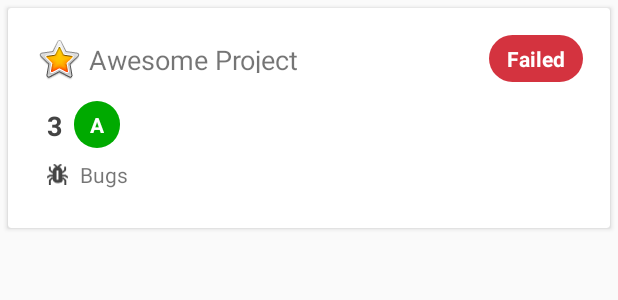
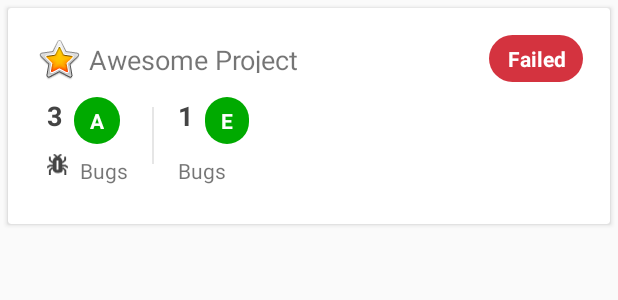
Before and after one commit to henryju/shipit2018-sonarcloud-android, an Android app: the layout activity_projects_page.xml on its own in the app's theme, with its tools: preview values and no code run, on a phone screen of 412 x 824 dp. Shown: the top 300 px of the screen. Run offline under Robolectric (Android 15) with nearby library versions, the phone set to English and light mode, and no system bars; network calls fail.

Commit message:
Design improvement

```diff
--- /dev/null
+++ b/app/src/main/res/drawable/separator_line.xml
@@ -0,0 +1,9 @@
+<?xml version="1.0" encoding="utf-8"?>
+<shape xmlns:android="http://schemas.android.com/apk/res/android"
+    android:shape="line">
+    <stroke android:width="1dp"/>
+    <size android:height="2dp" />
+    <stroke
+        android:width="1dp"
+        android:color="#cccccc" />
+</shape>
--- a/app/src/main/res/layout/activity_projects_page.xml
+++ b/app/src/main/res/layout/activity_projects_page.xml
@@ -28,6 +28,7 @@
                 android:layout_marginTop="8dp"
                 android:background="@drawable/chip_quality_gate"
                 android:text="Failed"
+                android:textAlignment="center"
                 android:textColor="@android:color/white"
                 android:textStyle="bold"
                 app:layout_constraintEnd_toEndOf="parent"
@@ -55,6 +56,27 @@
                 app:layout_constraintStart_toEndOf="@+id/FavoriteIcon"
                 app:layout_constraintTop_toTopOf="parent" />
 
+            <android.support.constraint.ConstraintLayout
+                android:id="@+id/ReliabilityMetrics"
+                android:layout_width="wrap_content"
+                android:layout_height="match_parent"
+                android:layout_marginTop="16dp"
+                app:layout_constraintStart_toStartOf="parent"
+                app:layout_constraintTop_toBottomOf="@+id/ProjectName">
+
+                <TextView
+                    android:id="@+id/ReliabilityRating"
+                    android:layout_width="0dp"
+                    android:layout_height="wrap_content"
+                    android:layout_marginStart="8dp"
+                    android:layout_marginTop="12dp"
+                    android:background="@drawable/chip_rating_badge_a"
+                    android:text="A"
+                    android:textColor="@android:color/white"
+                    android:textStyle="bold"
+                    app:layout_constraintStart_toEndOf="@+id/BugsNumber"
+                    app:layout_constraintTop_toBottomOf="@+id/FavoriteIcon" />
+
                 <TextView
                     android:id="@+id/BugsNumber"
                     android:layout_width="wrap_content"
@@ -66,19 +88,6 @@
                     android:textSize="18sp"
                     android:textStyle="bold"
                     app:layout_constraintStart_toStartOf="parent"
-                app:layout_constraintTop_toBottomOf="@+id/FavoriteIcon" />
-
-            <TextView
-                android:id="@+id/ReliabilityRating"
-                android:layout_width="0dp"
-                android:layout_height="wrap_content"
-                android:layout_marginStart="8dp"
-                android:layout_marginTop="12dp"
-                android:background="@drawable/chip_rating_badges"
-                android:text="A"
-                android:textColor="@android:color/white"
-                android:textStyle="bold"
-                app:layout_constraintStart_toEndOf="@+id/BugsNumber"
                     app:layout_constraintTop_toBottomOf="@+id/FavoriteIcon" />
 
                 <TextView
@@ -104,6 +113,65 @@
                     android:src="@drawable/ic_bug_icon"
                     app:layout_constraintStart_toStartOf="parent"
                     app:layout_constraintTop_toBottomOf="@+id/BugsNumber" />
+            </android.support.constraint.ConstraintLayout>
+
+            <View
+                android:id="@+id/SeparatorLine"
+                android:layout_width="1dp"
+                android:layout_height="38dp"
+                android:layout_marginStart="16dp"
+                android:layout_marginTop="56dp"
+                android:background="#e6e6e6"
+                app:layout_constraintStart_toEndOf="@+id/ReliabilityMetrics"
+                app:layout_constraintTop_toTopOf="parent" />
+
+            <android.support.constraint.ConstraintLayout
+                android:id="@+id/SecurityMetrics"
+                android:layout_width="wrap_content"
+                android:layout_height="match_parent"
+                android:layout_marginStart="16dp"
+                android:layout_marginTop="16dp"
+                app:layout_constraintStart_toEndOf="@+id/SeparatorLine"
+                app:layout_constraintTop_toBottomOf="@+id/ProjectName">
+
+                <TextView
+                    android:id="@+id/SecurityRating"
+                    android:layout_width="0dp"
+                    android:layout_height="wrap_content"
+                    android:layout_marginStart="8dp"
+                    android:layout_marginTop="8dp"
+                    android:background="@drawable/chip_rating_badge_a"
+                    android:text="E"
+                    android:textColor="@android:color/white"
+                    android:textStyle="bold"
+                    app:layout_constraintStart_toEndOf="@+id/VulnNumber"
+                    app:layout_constraintTop_toBottomOf="@+id/FavoriteIcon" />
+
+                <TextView
+                    android:id="@+id/VulnNumber"
+                    android:layout_width="wrap_content"
+                    android:layout_height="wrap_content"
+                    android:layout_marginTop="16dp"
+                    android:text="1"
+                    android:textColor="#444444"
+                    android:textSize="18sp"
+                    android:textStyle="bold"
+                    app:layout_constraintStart_toStartOf="parent"
+                    app:layout_constraintTop_toBottomOf="@+id/FavoriteIcon" />
+
+                <TextView
+                    android:id="@+id/VulnTitle"
+                    android:layout_width="wrap_content"
+                    android:layout_height="wrap_content"
+                    android:layout_marginTop="8dp"
+                    android:text="Bugs"
+                    android:textAlignment="center"
+                    app:layout_constraintBottom_toBottomOf="parent"
+                    app:layout_constraintStart_toStartOf="parent"
+                    app:layout_constraintTop_toBottomOf="@+id/SecurityRating"
+                    app:layout_constraintVertical_bias="0.0" />
+
+            </android.support.constraint.ConstraintLayout>
 
         </android.support.constraint.ConstraintLayout>
 
```
Also changed, not shown: app/src/main/res/drawable/chip_rating_badge_a.xml (renamed from app/src/main/res/drawable/chip_rating_badges.xml). Lines whose indentation alone changed are shown as unchanged.
